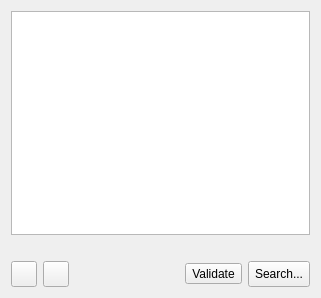
This is wizard/ui/toolchain_select.ui in imby/STM32VLDiscovery_BeRTOS as Qt 5 draws it before an edit. The edited form follows.
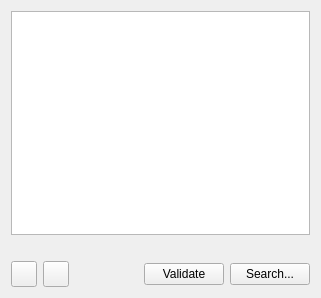
This is the edited form. Icons and pictures are not drawn.

Commit message: Use pushButton instead of toolButton

Patch:
```diff
--- a/wizard/ui/toolchain_select.ui
+++ b/wizard/ui/toolchain_select.ui
@@ -101,26 +101,14 @@
       </spacer>
      </item>
      <item>
-      <widget class="QToolButton" name="checkButton">
+      <widget class="QPushButton" name="checkButton">
        <property name="text">
         <string>Validate</string>
        </property>
       </widget>
      </item>
      <item>
-      <widget class="QToolButton" name="searchButton">
-       <property name="minimumSize">
-        <size>
-         <width>26</width>
-         <height>26</height>
-        </size>
-       </property>
-       <property name="maximumSize">
-        <size>
-         <width>16777215</width>
-         <height>26</height>
-        </size>
-       </property>
+      <widget class="QPushButton" name="searchButton">
        <property name="text">
         <string>Search...</string>
        </property>
```
